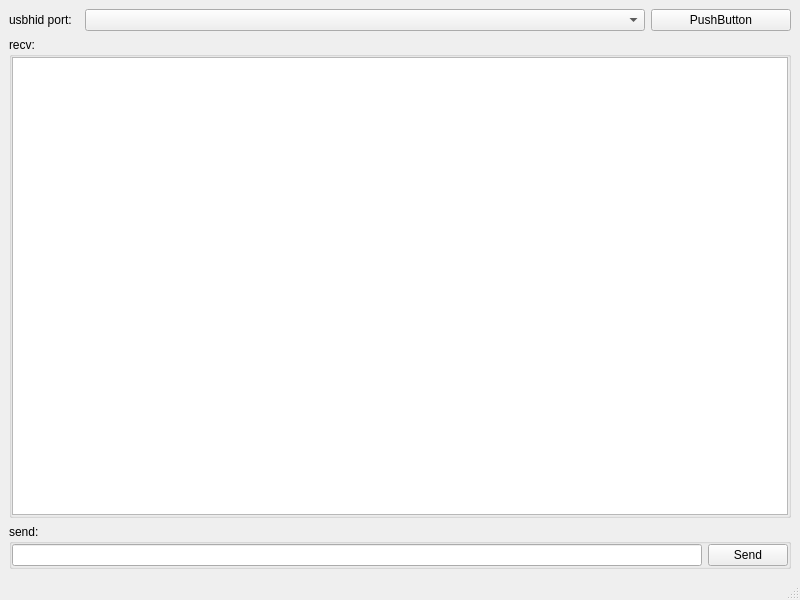
This is usbhid_test/ui/test.ui in makerinchina-iot/Monkey-Helper-Tools-py as Qt 5 draws it before an edit. The edited form follows.
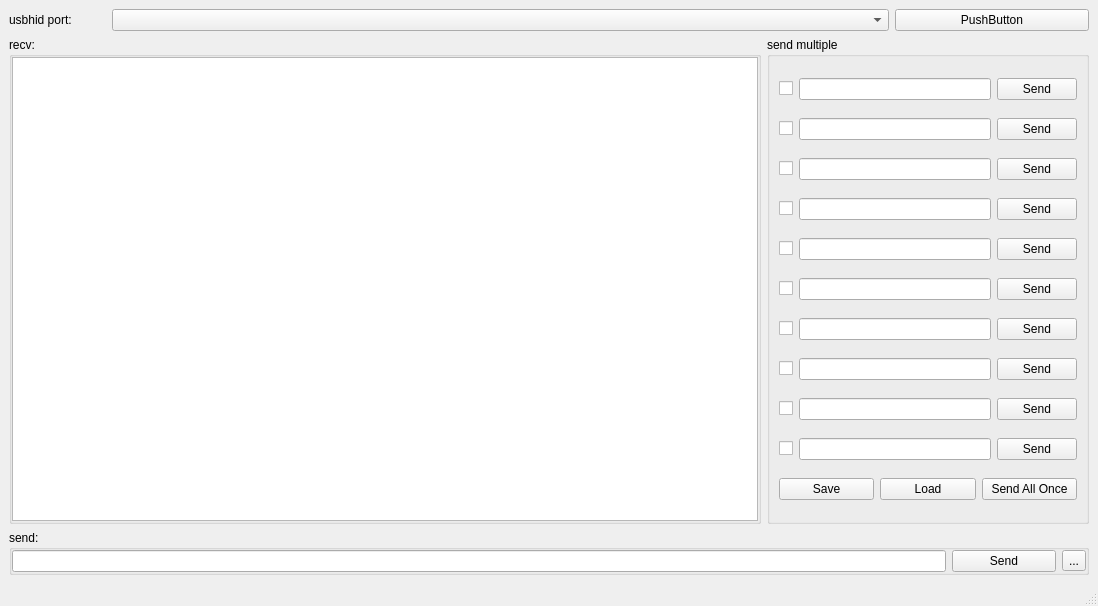
This is the edited form.

Commit message: add mutiple cmd mode for usb hid tool

What changed in the file:
```diff
--- a/usbhid_test/ui/test.ui
+++ b/usbhid_test/ui/test.ui
@@ -6,15 +6,15 @@
    <rect>
     <x>0</x>
     <y>0</y>
-    <width>800</width>
-    <height>600</height>
+    <width>1098</width>
+    <height>606</height>
    </rect>
   </property>
   <property name="windowTitle">
    <string>MainWindow</string>
   </property>
   <widget class="QWidget" name="centralwidget">
-   <layout class="QVBoxLayout" name="verticalLayout_2">
+   <layout class="QVBoxLayout" name="verticalLayout_3">
     <item>
      <layout class="QHBoxLayout" name="horizontalLayout" stretch="1,8,2">
       <item>
@@ -37,35 +37,286 @@
      </layout>
     </item>
     <item>
-     <widget class="QGroupBox" name="groupBox">
-      <property name="title">
-       <string>recv:</string>
-      </property>
-      <layout class="QVBoxLayout" name="verticalLayout">
-       <property name="leftMargin">
-        <number>0</number>
-       </property>
-       <property name="topMargin">
-        <number>0</number>
-       </property>
-       <property name="rightMargin">
-        <number>0</number>
-       </property>
-       <property name="bottomMargin">
-        <number>0</number>
-       </property>
-       <item>
-        <widget class="QPlainTextEdit" name="editRecv"/>
-       </item>
-      </layout>
-     </widget>
+     <layout class="QHBoxLayout" name="horizontalLayout_3" stretch="7,3">
+      <item>
+       <widget class="QGroupBox" name="groupBox">
+        <property name="styleSheet">
+         <string notr="true"/>
+        </property>
+        <property name="title">
+         <string>recv:</string>
+        </property>
+        <layout class="QVBoxLayout" name="verticalLayout">
+         <property name="leftMargin">
+          <number>0</number>
+         </property>
+         <property name="topMargin">
+          <number>0</number>
+         </property>
+         <property name="rightMargin">
+          <number>0</number>
+         </property>
+         <property name="bottomMargin">
+          <number>0</number>
+         </property>
+         <item>
+          <widget class="QPlainTextEdit" name="editRecv"/>
+         </item>
+        </layout>
+       </widget>
+      </item>
+      <item>
+       <widget class="QGroupBox" name="groupBoxSendMultiple">
+        <property name="title">
+         <string>send multiple</string>
+        </property>
+        <layout class="QVBoxLayout" name="verticalLayout_2">
+         <item>
+          <layout class="QHBoxLayout" name="horizontalLayout_4" stretch="0,0,0">
+           <item>
+            <widget class="QCheckBox" name="checkSend1">
+             <property name="text">
+              <string/>
+             </property>
+            </widget>
+           </item>
+           <item>
+            <widget class="QLineEdit" name="editSend1"/>
+           </item>
+           <item>
+            <widget class="QPushButton" name="btnSend1">
+             <property name="text">
+              <string>Send</string>
+             </property>
+            </widget>
+           </item>
+          </layout>
+         </item>
+         <item>
+          <layout class="QHBoxLayout" name="horizontalLayout_13">
+           <item>
+            <widget class="QCheckBox" name="checkSend2">
+             <property name="text">
+              <string/>
+             </property>
+            </widget>
+           </item>
+           <item>
+            <widget class="QLineEdit" name="editSend2"/>
+           </item>
+           <item>
+            <widget class="QPushButton" name="btnSend2">
+             <property name="text">
+              <string>Send</string>
+             </property>
+            </widget>
+           </item>
+          </layout>
+         </item>
+         <item>
+          <layout class="QHBoxLayout" name="horizontalLayout_12">
+           <item>
+            <widget class="QCheckBox" name="checkSend3">
+             <property name="text">
+              <string/>
+             </property>
+            </widget>
+           </item>
+           <item>
+            <widget class="QLineEdit" name="editSend3"/>
+           </item>
+           <item>
+            <widget class="QPushButton" name="btnSend3">
+             <property name="text">
+              <string>Send</string>
+             </property>
+            </widget>
+           </item>
+          </layout>
+         </item>
+         <item>
+          <layout class="QHBoxLayout" name="horizontalLayout_11">
+           <item>
+            <widget class="QCheckBox" name="checkSend4">
+             <property name="text">
+              <string/>
+             </property>
+            </widget>
+           </item>
+           <item>
+            <widget class="QLineEdit" name="editSend4"/>
+           </item>
+           <item>
+            <widget class="QPushButton" name="btnSend4">
+             <property name="text">
+              <string>Send</string>
+             </property>
+            </widget>
+           </item>
+          </layout>
+         </item>
+         <item>
+          <layout class="QHBoxLayout" name="horizontalLayout_10">
+           <item>
+            <widget class="QCheckBox" name="checkSend5">
+             <property name="text">
+              <string/>
+             </property>
+            </widget>
+           </item>
+           <item>
+            <widget class="QLineEdit" name="editSend5"/>
+           </item>
+           <item>
+            <widget class="QPushButton" name="btnSend5">
+             <property name="text">
+              <string>Send</string>
+             </property>
+            </widget>
+           </item>
+          </layout>
+         </item>
+         <item>
+          <layout class="QHBoxLayout" name="horizontalLayout_9">
+           <item>
+            <widget class="QCheckBox" name="checkSend6">
+             <property name="text">
+              <string/>
+             </property>
+            </widget>
+           </item>
+           <item>
+            <widget class="QLineEdit" name="editSend6"/>
+           </item>
+           <item>
+            <widget class="QPushButton" name="btnSend6">
+             <property name="text">
+              <string>Send</string>
+             </property>
+            </widget>
+           </item>
+          </layout>
+         </item>
+         <item>
+          <layout class="QHBoxLayout" name="horizontalLayout_8">
+           <item>
+            <widget class="QCheckBox" name="checkSend7">
+             <property name="text">
+              <string/>
+             </property>
+            </widget>
+           </item>
+           <item>
+            <widget class="QLineEdit" name="editSend7"/>
+           </item>
+           <item>
+            <widget class="QPushButton" name="btnSend7">
+             <property name="text">
+              <string>Send</string>
+             </property>
+            </widget>
+           </item>
+          </layout>
+         </item>
+         <item>
+          <layout class="QHBoxLayout" name="horizontalLayout_7">
+           <item>
+            <widget class="QCheckBox" name="checkSend8">
+             <property name="text">
+              <string/>
+             </property>
+            </widget>
+           </item>
+           <item>
+            <widget class="QLineEdit" name="editSend8"/>
+           </item>
+           <item>
+            <widget class="QPushButton" name="btnSend8">
+             <property name="text">
+              <string>Send</string>
+             </property>
+            </widget>
+           </item>
+          </layout>
+         </item>
+         <item>
+          <layout class="QHBoxLayout" name="horizontalLayout_6">
+           <item>
+            <widget class="QCheckBox" name="checkSend9">
+             <property name="text">
+              <string/>
+             </property>
+            </widget>
+           </item>
+           <item>
+            <widget class="QLineEdit" name="editSend9"/>
+           </item>
+           <item>
+            <widget class="QPushButton" name="btnSend9">
+             <property name="text">
+              <string>Send</string>
+             </property>
+            </widget>
+           </item>
+          </layout>
+         </item>
+         <item>
+          <layout class="QHBoxLayout" name="horizontalLayout_5">
+           <item>
+            <widget class="QCheckBox" name="checkSend10">
+             <property name="text">
+              <string/>
+             </property>
+            </widget>
+           </item>
+           <item>
+            <widget class="QLineEdit" name="editSend10"/>
+           </item>
+           <item>
+            <widget class="QPushButton" name="btnSend10">
+             <property name="text">
+              <string>Send</string>
+             </property>
+            </widget>
+           </item>
+          </layout>
+         </item>
+         <item>
+          <layout class="QHBoxLayout" name="horizontalLayout_14">
+           <item>
+            <widget class="QPushButton" name="btnSaveCmd">
+             <property name="text">
+              <string>Save</string>
+             </property>
+            </widget>
+           </item>
+           <item>
+            <widget class="QPushButton" name="btnLoadCmd">
+             <property name="text">
+              <string>Load</string>
+             </property>
+            </widget>
+           </item>
+           <item>
+            <widget class="QPushButton" name="btnSendAll">
+             <property name="text">
+              <string>Send All Once</string>
+             </property>
+            </widget>
+           </item>
+          </layout>
+         </item>
+        </layout>
+       </widget>
+      </item>
+     </layout>
     </item>
     <item>
      <widget class="QGroupBox" name="groupBox_2">
       <property name="title">
        <string>send:</string>
       </property>
-      <layout class="QHBoxLayout" name="horizontalLayout_2" stretch="9,1">
+      <layout class="QHBoxLayout" name="horizontalLayout_2" stretch="9,1,0">
        <property name="leftMargin">
         <number>0</number>
        </property>
@@ -88,6 +339,13 @@
          </property>
         </widget>
        </item>
+       <item>
+        <widget class="QToolButton" name="btnSendMultiple">
+         <property name="text">
+          <string>...</string>
+         </property>
+        </widget>
+       </item>
       </layout>
      </widget>
     </item>
```
The commit also changes 6 other files.
